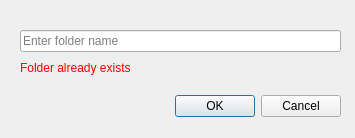
Old version of the form src/gui/foldercreationdialog.ui in the repository IONOS-Productivity/nc-desktop.
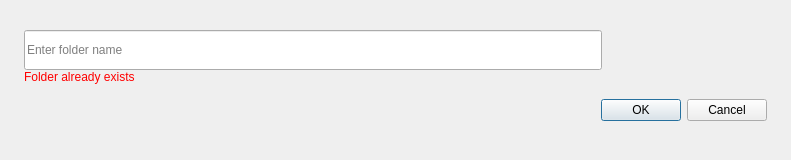
New version of the form.

Commit message: [SES-58] set dialog title and adjust positions and sizes

The edit to the form file:
```diff
--- a/src/gui/foldercreationdialog.ui
+++ b/src/gui/foldercreationdialog.ui
@@ -2,24 +2,16 @@
 <ui version="4.0">
     <class>OCC::FolderCreationDialog</class>
     <widget class="QDialog" name="OCC::FolderCreationDialog">
-        <property name="geometry">
-            <rect>
-                <x>0</x>
-                <y>0</y>
-                <width>355</width>
-                <height>138</height>
-            </rect>
-        </property>
         <property name="windowTitle">
             <string>Create new folder</string>
         </property>
         <widget class="QDialogButtonBox" name="buttonBox">
             <property name="geometry">
                 <rect>
-                    <x>0</x>
+                    <x>426</x>
                     <y>90</y>
                     <width>341</width>
-                    <height>32</height>
+                    <height>40</height>
                 </rect>
             </property>
             <property name="orientation">
@@ -32,10 +24,10 @@
         <widget class="QLineEdit" name="newFolderNameEdit">
             <property name="geometry">
                 <rect>
-                    <x>20</x>
+                    <x>24</x>
                     <y>30</y>
-                    <width>321</width>
-                    <height>22</height>
+                    <width>578</width>
+                    <height>40</height>
                 </rect>
             </property>
             <property name="placeholderText">
@@ -48,8 +40,8 @@
             </property>
             <property name="geometry">
                 <rect>
-                    <x>20</x>
-                    <y>60</y>
+                    <x>24</x>
+                    <y>69</y>
                     <width>321</width>
                     <height>16</height>
                 </rect>
```
Left out of the diff: 2 changed lines with no effect on the pictures. The commit also changes 1 other file.
